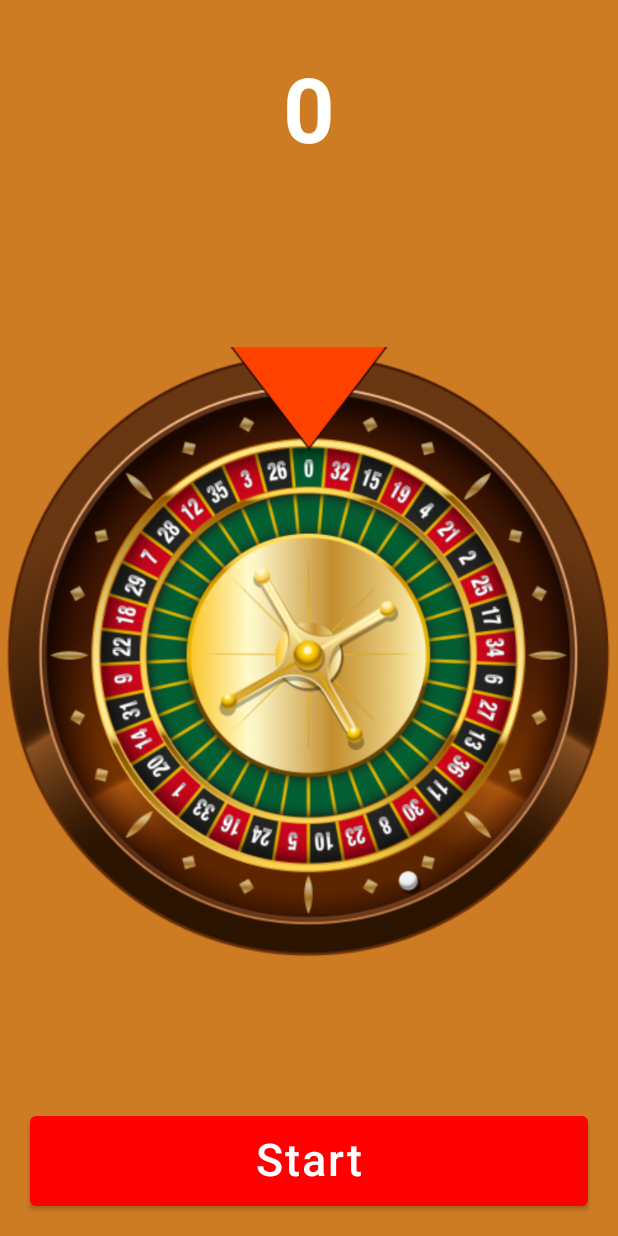
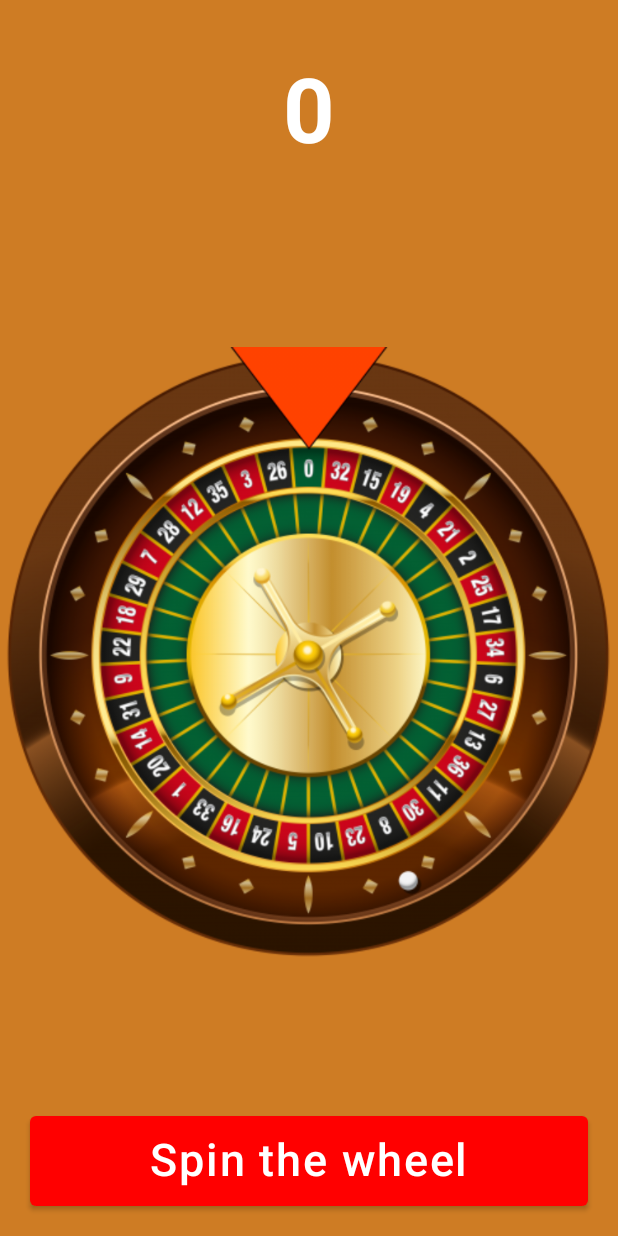
Before and after one commit to jakobakoba/RouletteGame, an Android app built with Jetpack Compose: the screen it shows after launch (MainActivity), on a phone screen of 412 x 824 dp. Run offline under Robolectric (Android 15) with nearby library versions, the phone set to English and light mode, and no system bars.

Commit message:
changed the text on Button

```diff
--- a/app/src/main/java/com/example/roulettegame/rule_screen/RuleScreen.kt
+++ b/app/src/main/java/com/example/roulettegame/rule_screen/RuleScreen.kt
@@ -92,7 +92,7 @@ fun RuleScreen(viewModel: RuleViewModel) {
 
         ) {
             Text(
-                text = "Start",
+                text = "Spin the wheel",
                 color = Color.White,
                 fontSize = 30.sp
 
```
